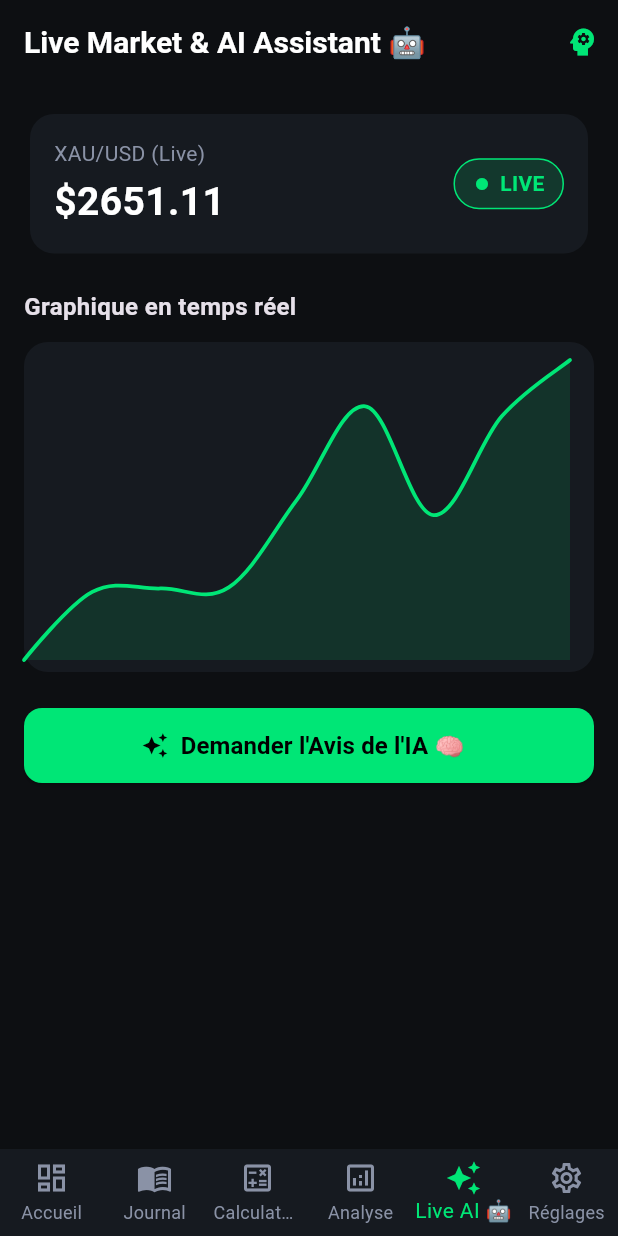
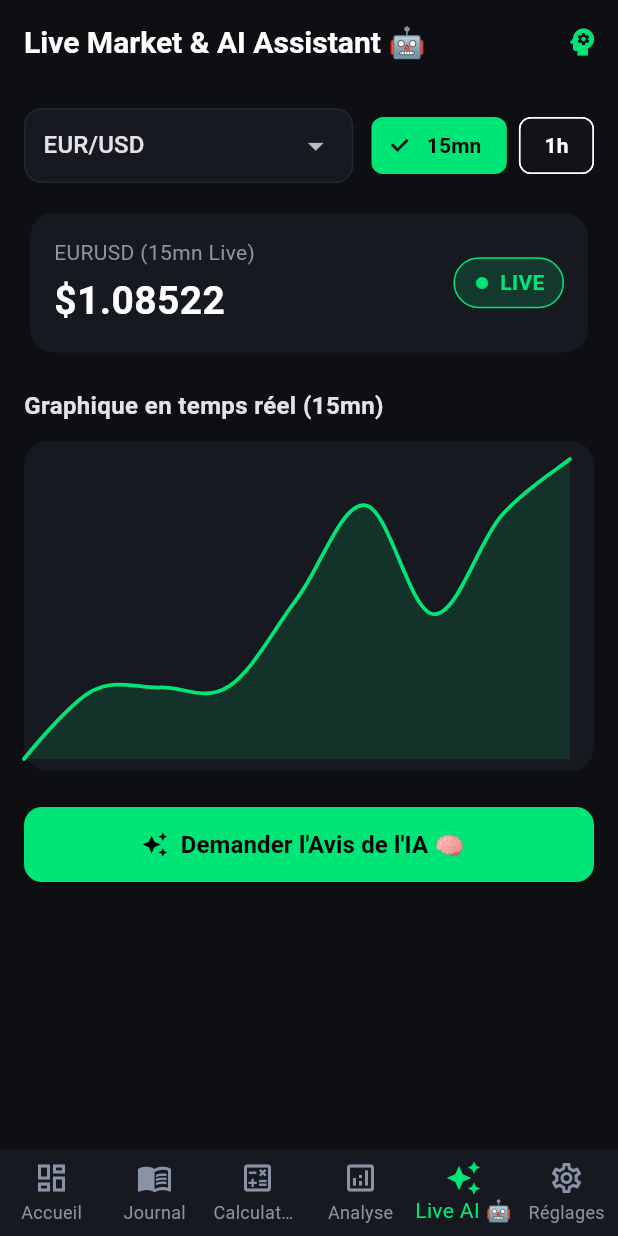
Before and after one commit to KiadyAnjarasoa/ktrade, a Flutter app: the screen it shows after launch, item 5 of the bottom bar chosen, on a phone screen of 412 x 824 dp. Run offline on Flutter 3.47's test engine with Material 3 defaults, Android fonts, the phone set to English and light mode, and no system bars; drawn by our look-alikes of fl_chart; our stand-ins replace csv, sqflite; accounts and stored records are empty.

Commit message:
Update Realtime AI Chart with EURUSD pair and Timeframe 15m/1h

```diff
--- a/lib/features/analytics/realtime_ai_screen.dart
+++ b/lib/features/analytics/realtime_ai_screen.dart
@@ -1,7 +1,8 @@
+import 'dart:async';
 import 'package:flutter/material.dart';
 import 'package:fl_chart/fl_chart.dart';
 import '../../app/theme.dart';
-import '../../core/services/ai_chart_service.dart';
+import 'package:ktrade/core/Services/ai_chart_service.dart';
 
 class RealtimeAiScreen extends StatefulWidget {
   const RealtimeAiScreen({super.key});
@@ -12,9 +13,14 @@ class RealtimeAiScreen extends StatefulWidget {
 
 class _RealtimeAiScreenState extends State<RealtimeAiScreen> {
   final AiChartService _aiService = AiChartService();
+  StreamSubscription<double>? _streamSubscription;
+
   final List<FlSpot> _spots = [];
   final List<double> _priceHistory = [];
   double _xValue = 0;
+
+  String _selectedSymbol = 'EURUSD';
+  String _selectedTimeframe = '15mn';
 
   bool _isAnalyzing = false;
   Map<String, dynamic>? _aiAnalysis;
@@ -22,18 +28,24 @@ class _RealtimeAiScreenState extends State<RealtimeAiScreen> {
   @override
   void initState() {
     super.initState();
-    _listenToMarket();
+    _startMarketStream();
   }
 
-  void _listenToMarket() {
-    _aiService.priceStream.listen((price) {
+  void _startMarketStream() {
+    _streamSubscription?.cancel();
+    _spots.clear();
+    _priceHistory.clear();
+    _xValue = 0;
+
+    _streamSubscription = _aiService
+        .getPriceStream(_selectedSymbol)
+        .listen((price) {
       if (!mounted) return;
       setState(() {
         _xValue += 1;
         _spots.add(FlSpot(_xValue, price));
         _priceHistory.add(price);
 
-        // Mitazona teboka 30 farany ihany mba tsy hahacharge be ny memoria
         if (_spots.length > 30) {
           _spots.removeAt(0);
         }
@@ -44,7 +56,8 @@ class _RealtimeAiScreenState extends State<RealtimeAiScreen> {
   Future<void> _runAiAnalysis() async {
     setState(() => _isAnalyzing = true);
     final result = await _aiService.analyzeMarketWithAi(
-      symbol: 'XAUUSD',
+      symbol: _selectedSymbol,
+      timeframe: _selectedTimeframe,
       priceHistory: _priceHistory,
     );
     if (mounted) {
@@ -56,9 +69,18 @@ class _RealtimeAiScreenState extends State<RealtimeAiScreen> {
   }
 
   @override
+  void dispose() {
+    _streamSubscription?.cancel();
+    super.dispose();
+  }
+
+  @override
   Widget build(BuildContext context) {
-    double currentPrice =
-        _priceHistory.isNotEmpty ? _priceHistory.last : 2650.0;
+    double currentPrice = _priceHistory.isNotEmpty
+        ? _priceHistory.last
+        : (_selectedSymbol == 'XAUUSD' ? 2650.0 : 1.0850);
+
+    int decimals = _selectedSymbol == 'XAUUSD' ? 2 : 5;
 
     return Scaffold(
       appBar: AppBar(
@@ -76,7 +98,79 @@ class _RealtimeAiScreenState extends State<RealtimeAiScreen> {
         child: Column(
           crossAxisAlignment: CrossAxisAlignment.start,
           children: [
-            // Live Price Card
+            Row(
+              children: [
+                Expanded(
+                  child: Container(
+                    padding: const EdgeInsets.symmetric(horizontal: 12),
+                    decoration: BoxDecoration(
+                      color: KTradeTheme.cardBackground,
+                      borderRadius: BorderRadius.circular(12),
+                      border: Border.all(color: const Color(0xFF222832)),
+                    ),
+                    child: DropdownButtonHideUnderline(
+                      child: DropdownButton<String>(
+                        value: _selectedSymbol,
+                        dropdownColor: KTradeTheme.cardBackground,
+                        isExpanded: true,
+                        items: const [
+                          DropdownMenuItem(
+                              value: 'EURUSD', child: Text('EUR/USD')),
+                          DropdownMenuItem(
+                              value: 'GBPUSD', child: Text('GBP/USD')),
+                          DropdownMenuItem(
+                              value: 'XAUUSD', child: Text('XAU/USD (Gold)')),
+                        ],
+                        onChanged: (val) {
+                          if (val != null) {
+                            setState(() {
+                              _selectedSymbol = val;
+                              _aiAnalysis = null;
+                            });
+                            _startMarketStream();
+                          }
+                        },
+                      ),
+                    ),
+                  ),
+                ),
+                const SizedBox(width: 12),
+                ChoiceChip(
+                  label: const Text('15mn'),
+                  selected: _selectedTimeframe == '15mn',
+                  selectedColor: KTradeTheme.primaryGreen,
+                  labelStyle: TextStyle(
+                    color: _selectedTimeframe == '15mn'
+                        ? Colors.black
+                        : Colors.white,
+                    fontWeight: FontWeight.bold,
+                  ),
+                  onSelected: (selected) {
+                    if (selected) {
+                      setState(() => _selectedTimeframe = '15mn');
+                    }
+                  },
+                ),
+                const SizedBox(width: 8),
+                ChoiceChip(
+                  label: const Text('1h'),
+                  selected: _selectedTimeframe == '1h',
+                  selectedColor: KTradeTheme.primaryGreen,
+                  labelStyle: TextStyle(
+                    color: _selectedTimeframe == '1h'
+                        ? Colors.black
+                        : Colors.white,
+                    fontWeight: FontWeight.bold,
+                  ),
+                  onSelected: (selected) {
+                    if (selected) {
+                      setState(() => _selectedTimeframe = '1h');
+                    }
+                  },
+                ),
+              ],
+            ),
+            const SizedBox(height: 16),
             Card(
               color: KTradeTheme.cardBackground,
               shape: RoundedRectangleBorder(
@@ -89,12 +183,12 @@ class _RealtimeAiScreenState extends State<RealtimeAiScreen> {
                     Column(
                       crossAxisAlignment: CrossAxisAlignment.start,
                       children: [
-                        const Text('XAU/USD (Live)',
-                            style: TextStyle(
+                        Text('$_selectedSymbol ($_selectedTimeframe Live)',
+                            style: const TextStyle(
                                 color: KTradeTheme.textMuted, fontSize: 14)),
                         const SizedBox(height: 4),
                         Text(
-                          '\$${currentPrice.toStringAsFixed(2)}',
+                          '\$${currentPrice.toStringAsFixed(decimals)}',
                           style: const TextStyle(
                               fontSize: 26,
                               fontWeight: FontWeight.bold,
@@ -127,10 +221,9 @@ class _RealtimeAiScreenState extends State<RealtimeAiScreen> {
               ),
             ),
             const SizedBox(height: 20),
-
-            // Realtime FlChart
-            const Text('Graphique en temps réel',
-                style: TextStyle(fontSize: 16, fontWeight: FontWeight.bold)),
+            Text('Graphique en temps réel ($_selectedTimeframe)',
+                style:
+                    const TextStyle(fontSize: 16, fontWeight: FontWeight.bold)),
             const SizedBox(height: 12),
             Container(
               height: 220,
@@ -165,8 +258,6 @@ class _RealtimeAiScreenState extends State<RealtimeAiScreen> {
                     ),
             ),
             const SizedBox(height: 24),
-
-            // AI Decision Section
             SizedBox(
               width: double.infinity,
               height: 50,
@@ -181,7 +272,7 @@ class _RealtimeAiScreenState extends State<RealtimeAiScreen> {
                 icon: const Icon(Icons.auto_awesome),
                 label: Text(
                   _isAnalyzing
-                      ? 'Analyse en cours par l\'IA...'
+                      ? 'Analyse en cours ($_selectedTimeframe)...'
                       : 'Demander l\'Avis de l\'IA 🧠',
                   style: const TextStyle(
                       fontWeight: FontWeight.bold, fontSize: 16),
@@ -189,7 +280,6 @@ class _RealtimeAiScreenState extends State<RealtimeAiScreen> {
               ),
             ),
             const SizedBox(height: 16),
-
             if (_aiAnalysis != null) ...[
               Card(
                 color: KTradeTheme.cardBackground,
@@ -230,13 +320,13 @@ class _RealtimeAiScreenState extends State<RealtimeAiScreen> {
                         mainAxisAlignment: MainAxisAlignment.spaceBetween,
                         children: [
                           Text(
-                            'SL Suggeré: \$${_aiAnalysis!['suggestedSL'].toStringAsFixed(2)}',
+                            'SL Suggeré: \$${_aiAnalysis!['suggestedSL'].toStringAsFixed(decimals)}',
                             style: const TextStyle(
                                 color: KTradeTheme.lossRed,
                                 fontWeight: FontWeight.bold),
                           ),
                           Text(
-                            'TP Suggeré: \$${_aiAnalysis!['suggestedTP'].toStringAsFixed(2)}',
+                            'TP Suggeré: \$${_aiAnalysis!['suggestedTP'].toStringAsFixed(decimals)}',
                             style: const TextStyle(
                                 color: KTradeTheme.primaryGreen,
                                 fontWeight: FontWeight.bold),
```
Also changed, not shown: lib/core/Services/ai_chart_service.dart (+27 -23 lines).
